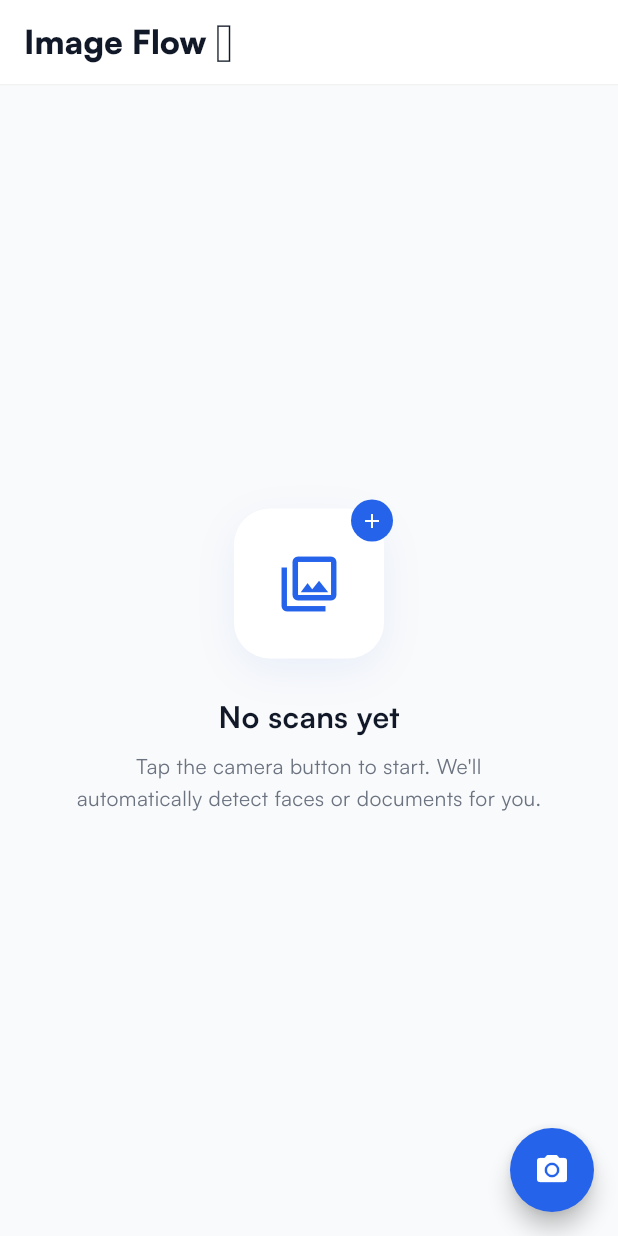
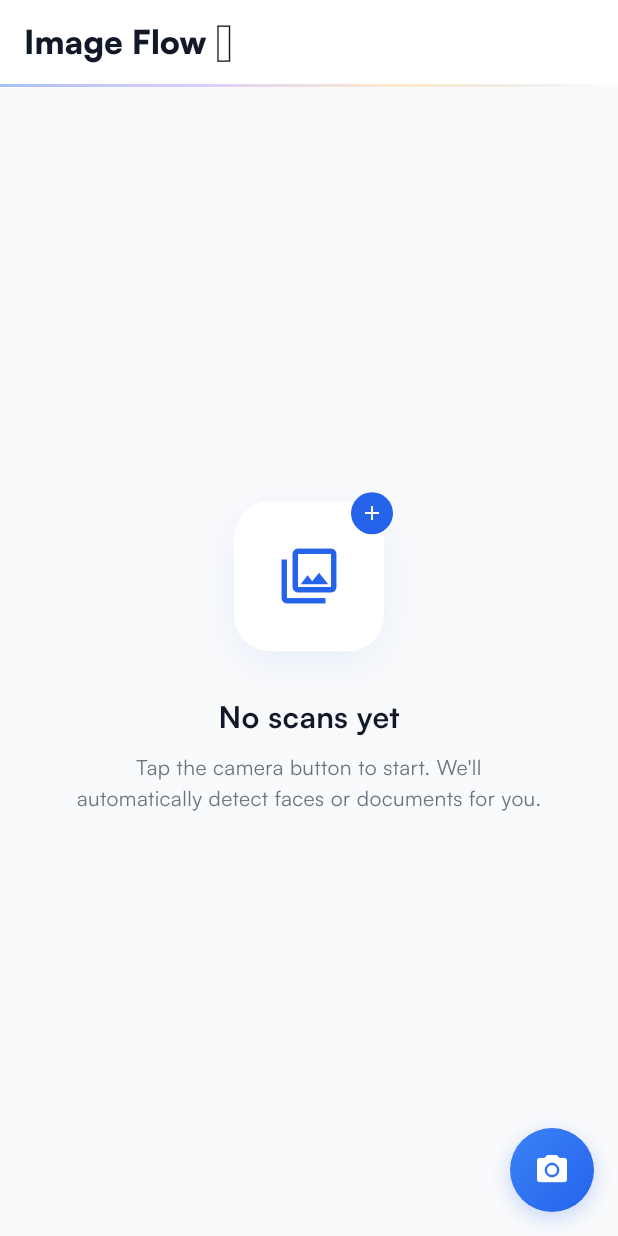
Before and after one commit to borombo-git/image-flow, a Flutter app: the screen it shows after launch, on a phone screen of 412 x 824 dp. Run offline on Flutter 3.47's test engine with Material 3 defaults, Android fonts, the phone set to English and light mode, and no system bars; our stand-ins replace get, hive, hive_flutter, image_picker, open_filex, pdf and 1 more; missing offline and left inert: gal, google_mlkit_face_detection, google_mlkit_text_recognition; accounts and stored records are empty.

```diff
--- a/lib/routes/app_routes.dart
+++ b/lib/routes/app_routes.dart
@@ -18,19 +18,27 @@ abstract class AppRoutes {
       name: home,
       page: () => const HomeScreen(),
       binding: HomeBinding(),
+      transition: Transition.fadeIn,
+      transitionDuration: const Duration(milliseconds: 250),
     ),
     GetPage(
       name: processing,
       page: () => const ProcessingScreen(),
       binding: ProcessingBinding(),
+      transition: Transition.cupertino,
+      transitionDuration: const Duration(milliseconds: 350),
     ),
     GetPage(
       name: result,
       page: () => const ResultScreen(),
+      transition: Transition.fadeIn,
+      transitionDuration: const Duration(milliseconds: 300),
     ),
     GetPage(
       name: detail,
       page: () => const DetailScreen(),
+      transition: Transition.cupertino,
+      transitionDuration: const Duration(milliseconds: 350),
     ),
   ];
 }
--- a/lib/ui/capture/capture_bottom_sheet.dart
+++ b/lib/ui/capture/capture_bottom_sheet.dart
@@ -5,6 +5,7 @@ import 'package:image_picker/image_picker.dart';
 
 import '../../common/theme/app_theme.dart';
 import '../../common/utils/logger.dart';
+import '../../common/utils/snackbar_utils.dart';
 import '../../common/widgets/bottom_sheet_container.dart';
 import '../../routes/app_routes.dart';
 import 'widgets/capture_option_tile.dart';
@@ -65,11 +66,9 @@ class CaptureBottomSheet extends StatelessWidget {
       Get.toNamed(AppRoutes.processing, arguments: file.path);
     } on PlatformException catch (e) {
       _log.error('Error: ${e.message}', e);
-      Get.snackbar(
+      showErrorSnackbar(
         'Error',
         e.message ?? 'Could not access the selected source',
-        snackPosition: SnackPosition.BOTTOM,
-        margin: const EdgeInsets.all(16),
       );
     }
   }
--- a/lib/ui/detail/widgets/detail_info_sheet.dart
+++ b/lib/ui/detail/widgets/detail_info_sheet.dart
@@ -1,6 +1,7 @@
 import 'package:flutter/material.dart';
 
 import '../../../common/theme/app_theme.dart';
+import '../../../common/widgets/scale_button.dart';
 import '../../../common/utils/format_utils.dart';
 import '../../../model/processing_record.dart';
 import 'detail_stat_card.dart';
@@ -140,7 +141,8 @@ class DetailInfoSheet extends StatelessWidget {
   }
 
   Widget _buildSaveButton() {
-    return SizedBox(
+    return ScaleOnPress(
+      child: SizedBox(
         width: double.infinity,
         height: 52,
         child: ElevatedButton.icon(
@@ -156,6 +158,7 @@ class DetailInfoSheet extends StatelessWidget {
           icon: const Icon(Icons.download, size: 20),
           label: const Text('Save to Photos'),
         ),
+      ),
     );
   }
 }
--- a/lib/ui/home/home_screen.dart
+++ b/lib/ui/home/home_screen.dart
@@ -13,7 +13,9 @@ class HomeScreen extends GetView<HomeController> {
 
   @override
   Widget build(BuildContext context) {
-    return Scaffold(
+    return AnnotatedRegion<SystemUiOverlayStyle>(
+      value: SystemUiOverlayStyle.dark,
+      child: Scaffold(
       appBar: AppBar(
         backgroundColor: Colors.white,
         centerTitle: false,
@@ -27,26 +29,58 @@ class HomeScreen extends GetView<HomeController> {
           ),
         ),
         bottom: PreferredSize(
-          preferredSize: const Size.fromHeight(1),
+          preferredSize: const Size.fromHeight(2),
           child: Container(
-            height: 1,
-            color: Colors.black.withValues(alpha: 0.05),
+            height: 2,
+            decoration: BoxDecoration(
+              gradient: LinearGradient(
+                colors: [
+                  kColorPrimary.withValues(alpha: 0.4),
+                  kColorBadgeFace.withValues(alpha: 0.3),
+                  kColorBadgeDoc.withValues(alpha: 0.2),
+                  Colors.transparent,
+                ],
+              ),
+            ),
           ),
         ),
       ),
       body: Obx(() => controller.records.isEmpty
           ? const HomeEmptyState()
           : HistoryGrid(controller: controller)),
-      floatingActionButton: FloatingActionButton(
-        onPressed: () {
-          if (Get.isBottomSheetOpen ?? false) return;
-          HapticFeedback.lightImpact();
-          CaptureBottomSheet.show(context);
-        },
-        backgroundColor: kColorPrimary,
-        shape: const CircleBorder(),
-        child: const Icon(Icons.camera_alt, color: Colors.white),
+      floatingActionButton: Container(
+        width: 56,
+        height: 56,
+        decoration: const BoxDecoration(
+          shape: BoxShape.circle,
+          gradient: LinearGradient(
+            begin: Alignment.topLeft,
+            end: Alignment.bottomRight,
+            colors: [Color(0xFF3B82F6), kColorPrimary],
+          ),
+          boxShadow: [
+            BoxShadow(
+              color: Color(0x402563EB),
+              blurRadius: 12,
+              offset: Offset(0, 4),
+            ),
+          ],
+        ),
+        child: Material(
+          color: Colors.transparent,
+          shape: const CircleBorder(),
+          child: InkWell(
+            customBorder: const CircleBorder(),
+            onTap: () {
+              if (Get.isBottomSheetOpen ?? false) return;
+              HapticFeedback.lightImpact();
+              CaptureBottomSheet.show(context);
+            },
+            child: const Icon(Icons.camera_alt, color: Colors.white),
+          ),
+        ),
       ),
+    ),
     );
   }
 }
--- a/lib/ui/home/widgets/home_empty_state.dart
+++ b/lib/ui/home/widgets/home_empty_state.dart
@@ -1,8 +1,35 @@
 import 'package:flutter/material.dart';
 import '../../../common/theme/app_theme.dart';
 
-class HomeEmptyState extends StatelessWidget {
+class HomeEmptyState extends StatefulWidget {
   const HomeEmptyState({super.key});
+
+  @override
+  State<HomeEmptyState> createState() => _HomeEmptyStateState();
+}
+
+class _HomeEmptyStateState extends State<HomeEmptyState>
+    with SingleTickerProviderStateMixin {
+  late final AnimationController _controller;
+  late final Animation<double> _float;
+
+  @override
+  void initState() {
+    super.initState();
+    _controller = AnimationController(
+      vsync: this,
+      duration: const Duration(milliseconds: 3000),
+    )..repeat(reverse: true);
+    _float = Tween(begin: 0.0, end: -8.0).animate(
+      CurvedAnimation(parent: _controller, curve: Curves.easeInOut),
+    );
+  }
+
+  @override
+  void dispose() {
+    _controller.dispose();
+    super.dispose();
+  }
 
   @override
   Widget build(BuildContext context) {
@@ -12,7 +39,14 @@ class HomeEmptyState extends StatelessWidget {
         child: Column(
           mainAxisSize: MainAxisSize.min,
           children: [
-            _buildIcon(),
+            AnimatedBuilder(
+              animation: _float,
+              builder: (_, child) => Transform.translate(
+                offset: Offset(0, _float.value),
+                child: child,
+              ),
+              child: _buildIcon(),
+            ),
             const SizedBox(height: 24),
             const Text('No scans yet', style: kFontH2),
             const SizedBox(height: 8),
--- a/lib/ui/result/widgets/face_result_view.dart
+++ b/lib/ui/result/widgets/face_result_view.dart
@@ -2,6 +2,7 @@ import 'package:flutter/material.dart';
 import 'package:get/get.dart';
 
 import '../../../common/theme/app_theme.dart';
+import '../../../common/widgets/scale_button.dart';
 import '../../../common/utils/format_utils.dart';
 import '../../../model/processing_record.dart';
 import 'before_after_comparison.dart';
@@ -60,7 +61,7 @@ class FaceResultView extends StatelessWidget {
   }
 
   Widget _buildDoneButton() {
-    return SizedBox(
+    return ScaleOnPress(child: SizedBox(
       width: double.infinity,
       height: 52,
       child: ElevatedButton(
@@ -75,6 +76,6 @@ class FaceResultView extends StatelessWidget {
         ),
         child: const Text('Done'),
       ),
-    );
+    ));
   }
 }
```
Also changed, not shown: lib/common/utils/snackbar_utils.dart (added, +74 -0 lines), lib/common/widgets/scale_button.dart (added, +36 -0 lines), lib/ui/detail/detail_screen.dart (+9 -18 lines), lib/ui/home/widgets/history_card.dart (+11 -4 lines), lib/ui/home/widgets/history_grid.dart (+83 -13 lines), lib/ui/processing/processing_controller.dart (+11 -1 lines), lib/ui/processing/processing_screen.dart (+19 -1 lines), lib/ui/result/widgets/document_result_view.dart (+7 -2 lines), pubspec.yaml (+7 -0 lines), assets/app_icon/icon.png (added), 28 other files. Lines whose indentation alone changed are shown as unchanged.
